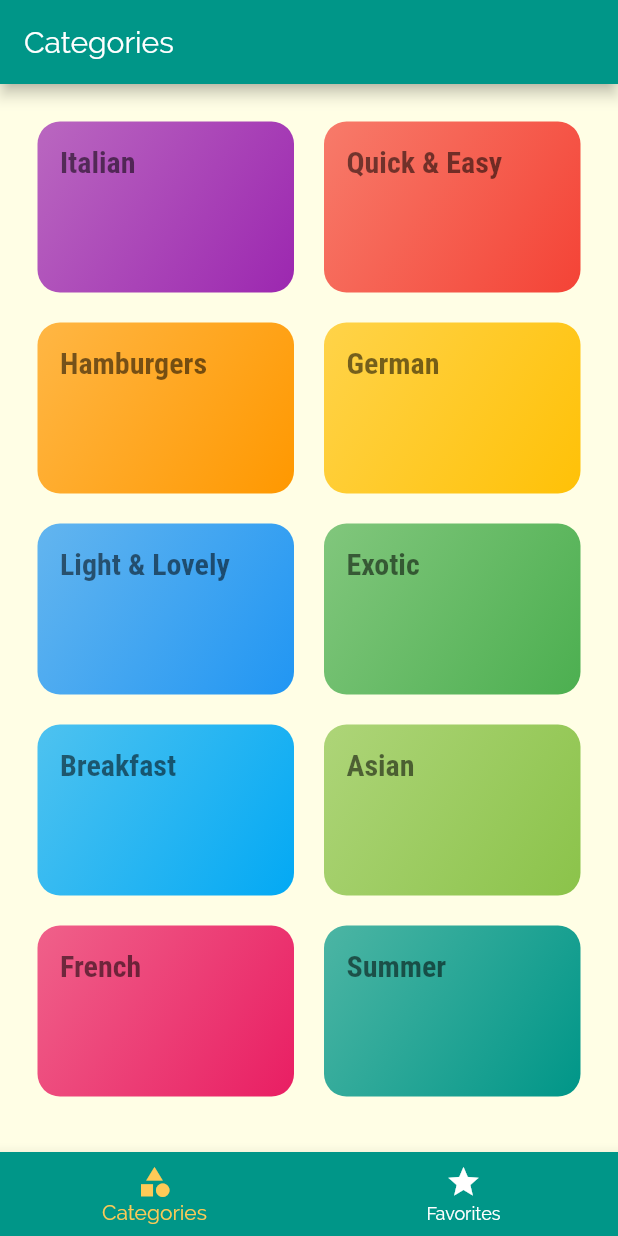
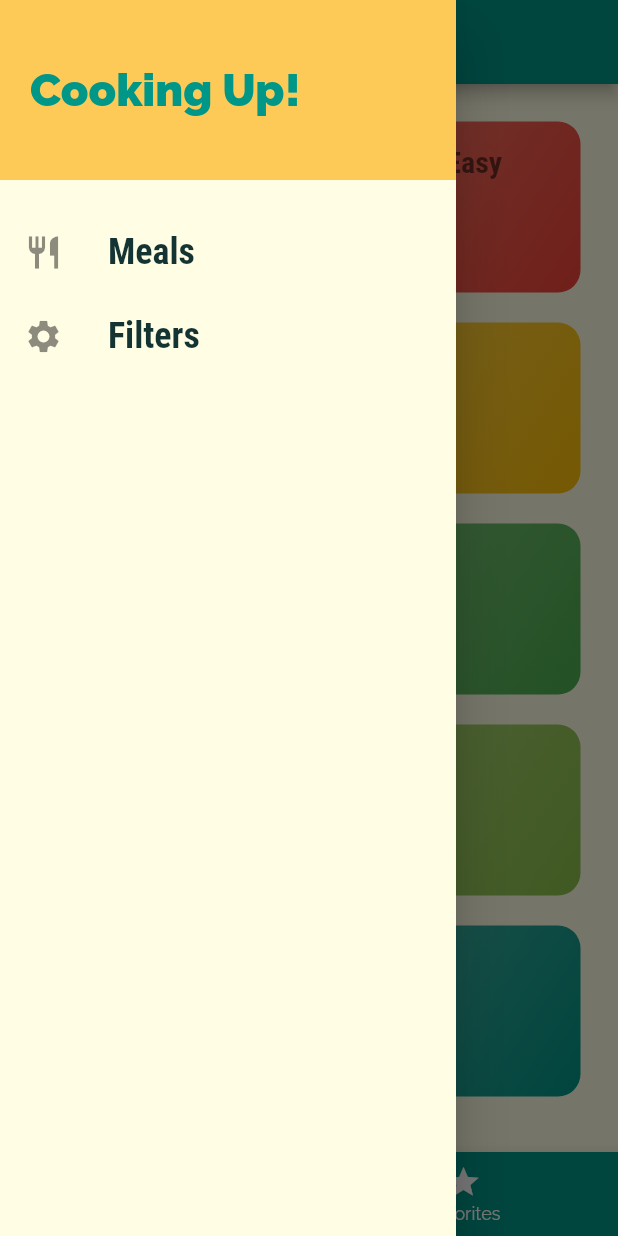
Before and after one commit to helenabd/meals_app, a Flutter app: the screen it shows after launch, with the side drawer open (before the commit the screen has no drawer), on a phone screen of 412 x 824 dp. Run offline on Flutter 3.47's test engine with Material 2 defaults, Android fonts, the phone set to English and light mode, and no system bars.

Commit message:
Custom Drawer

```diff
--- a/lib/main.dart
+++ b/lib/main.dart
@@ -1,5 +1,6 @@
 import 'package:flutter/material.dart';
 
+import './screens/filters_screen.dart';
 import './screens/tabs_screen.dart';
 import './screens/meal_detail_screen.dart';
 import './screens/category_meals_screen.dart';
@@ -36,6 +37,7 @@ class MyApp extends StatelessWidget {
         '/': (ctx) => TabsScreen(),
         CategoryMealsScreen.routeName: (ctx) => CategoryMealsScreen(),
         MealDetailScreen.routeName: (ctx) => MealDetailScreen(),
+        FiltersScreen.routeName: (ctx) => FiltersScreen(),
       },
       // onGenerateRoute: (settings) {
       //   print(settings.arguments);
--- /dev/null
+++ b/lib/screens/filters_screen.dart
@@ -0,0 +1,12 @@
+import 'package:flutter/material.dart';
+
+class FiltersScreen extends StatelessWidget {
+  static const routeName = '/filters';
+
+  @override
+  Widget build(BuildContext context) {
+    return Center(
+      child: Text('Filters!'),
+    );
+  }
+}
--- a/lib/screens/tabs_screen.dart
+++ b/lib/screens/tabs_screen.dart
@@ -1,5 +1,6 @@
 import 'package:flutter/material.dart';
 
+import '../widgets/main_drawer.dart';
 import '../screens/categories_screen.dart';
 import '../screens/favorites_screen.dart';
 
@@ -34,6 +35,7 @@ class _TabsScreenState extends State<TabsScreen> {
       appBar: AppBar(
         title: Text(_pages[_selectedPageIndex]['title']),
       ),
+      drawer: MainDrawer(),
       body: _pages[_selectedPageIndex]['page'],
       bottomNavigationBar: BottomNavigationBar(
         onTap: _selectPage,
--- /dev/null
+++ b/lib/widgets/main_drawer.dart
@@ -0,0 +1,57 @@
+import 'package:flutter/material.dart';
+
+import '../screens/filters_screen.dart';
+
+class MainDrawer extends StatelessWidget {
+  Widget buildListTile(String title, IconData icon, Function tapHandler) {
+    return ListTile(
+      leading: Icon(
+        icon,
+        size: 26,
+      ),
+      title: Text(
+        title,
+        style: TextStyle(
+          fontFamily: 'RobotoCondensed',
+          fontSize: 24,
+          fontWeight: FontWeight.bold,
+        ),
+      ),
+      onTap: tapHandler,
+    );
+  }
+
+  @override
+  Widget build(BuildContext context) {
+    return Drawer(
+      child: Column(
+        children: <Widget>[
+          Container(
+            height: 120,
+            width: double.infinity,
+            padding: EdgeInsets.all(20),
+            alignment: Alignment.centerLeft,
+            color: Theme.of(context).accentColor,
+            child: Text(
+              'Cooking Up!',
+              style: TextStyle(
+                fontWeight: FontWeight.w900,
+                fontSize: 30,
+                color: Theme.of(context).primaryColor,
+              ),
+            ),
+          ),
+          SizedBox(
+            height: 20,
+          ),
+          buildListTile('Meals', Icons.restaurant, () {
+            Navigator.of(context).pushNamed('/');
+          }),
+          buildListTile('Filters', Icons.settings, () {
+            Navigator.of(context).pushNamed(FiltersScreen.routeName);
+          }),
+        ],
+      ),
+    );
+  }
+}
```
